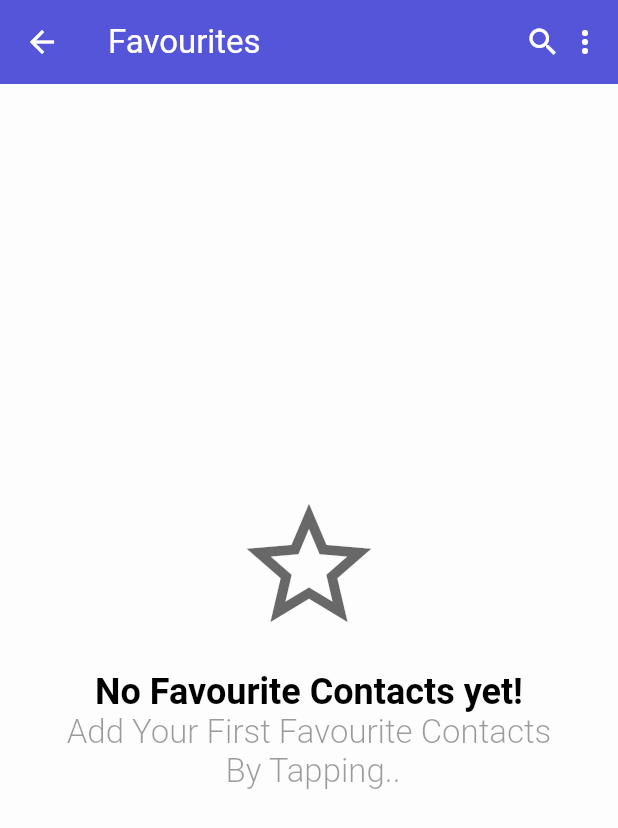
After one commit to pallab56/Contact_Management_APP_assignment9, a Flutter app: the FavouriteScreen screen opened by its route, on a phone screen of 412 x 824 dp. The commit adds this screen. Shown: the top 828 px of the screen. Run offline on Flutter 3.47's test engine with Material 3 defaults, Android fonts, the light colour scheme and no system bars; our stand-ins replace sqflite; accounts and stored records are empty.

Commit message:
almost done

```diff
--- a/lib/main.dart
+++ b/lib/main.dart
@@ -1,6 +1,8 @@
 import 'package:assignment9/screens/pages/add_screen.dart';
 import 'package:assignment9/screens/pages/contact_detail_screen.dart';
+import 'package:assignment9/screens/pages/favourite_screen.dart';
 import 'package:assignment9/screens/pages/home_screen.dart';
+import 'package:assignment9/screens/pages/settings_screen.dart';
 import 'package:flutter/material.dart';
 
 void main() {
@@ -29,7 +31,8 @@ class MyApp extends StatelessWidget {
       routes: {
         '/homescreen':(context) => HomeScreen(),
         '/addscreen':(context) => AddScreen(),
-
+        '/favoutite':(context) => FavouriteScreen(),
+        '/settings':(context) => SettingsScreen(),
 
       },
     );
--- /dev/null
+++ b/lib/screens/pages/favourite_screen.dart
@@ -0,0 +1,102 @@
+import 'package:assignment9/db/db_handler.dart';
+import 'package:assignment9/screens/widgets/contact_listile.dart';
+import 'package:flutter/material.dart';
+
+class FavouriteScreen extends StatefulWidget {
+  const new({super.key});
+
+  @override
+  State<FavouriteScreen> createState() => _FavouriteScreenState();
+}
+
+class _FavouriteScreenState extends State<FavouriteScreen> {
+  DbHandler instance = DbHandler.instance;
+  @override
+  Widget build(BuildContext context) {
+    return Scaffold(appBar: _appBar(context),
+     body: _bodyUi(context));
+  }
+
+  Widget _getFavouriteContacts(BuildContext context) {
+    return Expanded(
+      child: FutureBuilder(
+        future: instance.getFavourites(),
+        builder: (context, snapshot) {
+          if (snapshot.connectionState == ConnectionState.waiting) {
+            return Center(child: CircularProgressIndicator(strokeWidth: 3));
+          }
+          if (snapshot.hasError) {
+            return Center(child: Text(snapshot.error.toString()));
+          }
+          if (!snapshot.hasData || snapshot.data!.isEmpty) {
+            return Column(
+              mainAxisAlignment: MainAxisAlignment.center,
+              crossAxisAlignment: CrossAxisAlignment.center,
+              children: [
+                // SizedBox(height: MediaQuery.sizeOf(context).height * .3),
+                Center(
+                  child: Icon(
+                    Icons.star_border_sharp,
+                    size: 100,
+                    color: Colors.black.withAlpha(150),
+                  ),
+                ),
+                SizedBox(height: 20),
+                RichText(
+                  textAlign: TextAlign.center,
+                  text: TextSpan(
+                    children: [
+                      TextSpan(
+                        text: 'No Favourite Contacts yet!\n',
+                        style: TextStyle(
+                          color: Colors.black,
+                          fontSize: 24,
+                          fontWeight: FontWeight.bold,
+                        ),
+                      ),
+                      TextSpan(
+                        text:
+                            'Add Your First Favourite Contacts\n By Tapping..\n',
+                        style: TextStyle(
+                          fontSize: 22,
+                          fontWeight: FontWeight.w300,
+                          color: Colors.black.withAlpha(100),
+                        ),
+                      ),
+                    ],
+                  ),
+                ),
+              ],
+            );
+          }
+          return ListView.builder(
+            itemCount: snapshot.data!.length,
+            itemBuilder: (context, index) {
+              final data = snapshot.data![index];
+              return ContactTile(contact: data ,isCallFromFavourite: true,);
+            },
+          );
+        },
+      ),
+    );
+  }
+
+  Widget _bodyUi(BuildContext context) {
+    return Padding(
+      padding: const EdgeInsets.all(16.0),
+      child: Column(children: [_getFavouriteContacts(context)]),
+    );
+  }
+
+  PreferredSizeWidget _appBar(BuildContext context) {
+    return AppBar(
+      title: Text('Favourites'),
+      actions: [
+        Icon(Icons.search),
+        SizedBox(width: 4),
+        Icon(Icons.more_vert),
+        SizedBox(width: 10),
+      ],
+    );
+  }
+}
```
Also changed, not shown: lib/db/db_handler.dart (+32 -4 lines), lib/screens/pages/contact_detail_screen.dart (+105 -5 lines), lib/screens/pages/home_screen.dart (+28 -2 lines), lib/screens/pages/settings_screen.dart (added, +90 -0 lines), lib/screens/widgets/contact_listile.dart (+18 -6 lines).
